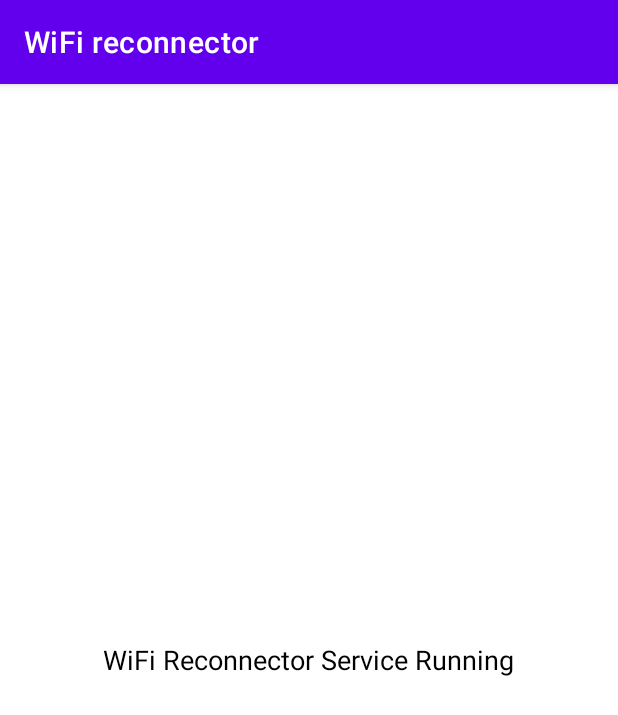
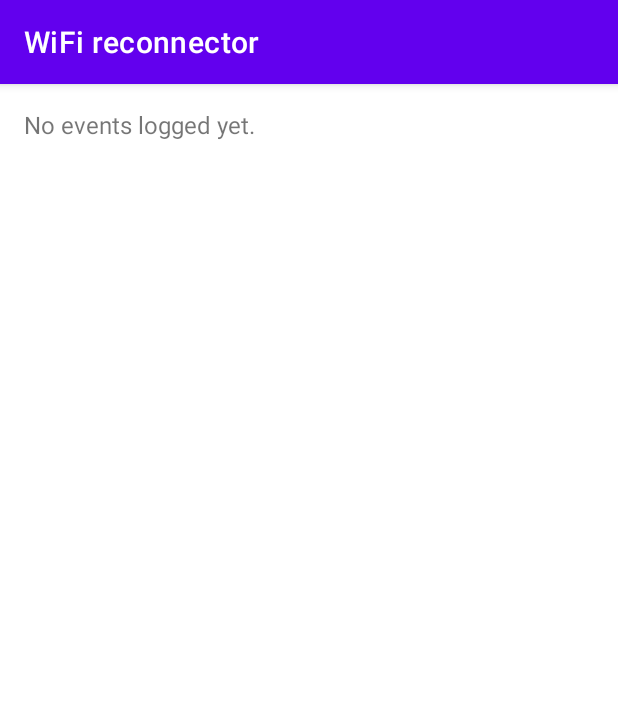
Before and after one commit to Dronec/WiFi_reconnector, an Android app: the screen it shows after launch (MainActivity), on a phone screen of 412 x 824 dp. Shown: the top 715 px of the screen. Run offline under Robolectric (Android 15) with nearby library versions, the phone set to English and light mode, and no system bars; 1 statement that could not run was skipped.

Commit message:
- Min SDK for my tablet - Extra logging

```diff
--- a/app/build.gradle.kts
+++ b/app/build.gradle.kts
@@ -9,7 +9,7 @@ android {
     defaultConfig {
         applicationId = "com.au.wifireconnector"
         minSdk = 21
-        targetSdk = 35
+        targetSdk = 30
         versionCode = 1
         versionName = "1.0"
 
--- a/app/src/main/java/com/au/wifireconnector/MainActivity.java
+++ b/app/src/main/java/com/au/wifireconnector/MainActivity.java
@@ -1,6 +1,12 @@
 package com.au.wifireconnector;
 
+import android.content.BroadcastReceiver;
+import android.content.Context;
+import android.content.Intent;
+import android.content.IntentFilter;
+import android.content.SharedPreferences;
 import android.os.Bundle;
+import android.widget.TextView;
 
 import androidx.appcompat.app.AppCompatActivity;
 import androidx.work.PeriodicWorkRequest;
@@ -9,16 +15,44 @@ import androidx.work.WorkManager;
 import java.util.concurrent.TimeUnit;
 
 public class MainActivity extends AppCompatActivity {
+    private static final String PREFS_NAME = "WiFiReconnecterPrefs";
+    private static final String LOG_KEY = "WiFiLog";
+
+    private TextView logTextView;
+    private final BroadcastReceiver logUpdateReceiver = new BroadcastReceiver() {
+        @Override
+        public void onReceive(Context context, Intent intent) {
+            displayLog(); // Update the log dynamically
+        }
+    };
+
     @Override
     protected void onCreate(Bundle savedInstanceState) {
         super.onCreate(savedInstanceState);
         setContentView(R.layout.activity_main);
 
+        logTextView = findViewById(R.id.logTextView);
+
+        // Display the log
+        displayLog();
+        IntentFilter filter = new IntentFilter("com.au.wifireconnector.LOG_UPDATED");
+        //registerReceiver(logUpdateReceiver, filter, Context.RECEIVER_NOT_EXPORTED);
+        registerReceiver(logUpdateReceiver, filter);
         // Schedule the worker to run every 15 minutes
-        PeriodicWorkRequest workRequest = new PeriodicWorkRequest.Builder(
-                InternetCheckWorker.class, 15, TimeUnit.MINUTES)
-                .build();
+        PeriodicWorkRequest workRequest = new PeriodicWorkRequest.Builder(InternetCheckWorker.class, 15, TimeUnit.MINUTES).build();
 
         WorkManager.getInstance(this).enqueue(workRequest);
     }
+
+    @Override
+    protected void onDestroy() {
+        super.onDestroy();
+        unregisterReceiver(logUpdateReceiver);
+    }
+
+    private void displayLog() {
+        SharedPreferences prefs = getSharedPreferences(PREFS_NAME, MODE_PRIVATE);
+        String log = prefs.getString(LOG_KEY, "No events logged yet.");
+        logTextView.setText(log);
+    }
 }
--- a/app/src/main/res/layout/activity_main.xml
+++ b/app/src/main/res/layout/activity_main.xml
@@ -4,11 +4,11 @@
     android:layout_height="match_parent">
 
     <TextView
-        android:id="@+id/textView"
-        android:layout_width="wrap_content"
-        android:layout_height="wrap_content"
-        android:text="WiFi Reconnector Service Running"
-        android:layout_centerInParent="true"
-        android:textSize="18sp"
-        android:textColor="#000000" />
+        android:id="@+id/logTextView"
+        android:layout_width="match_parent"
+        android:layout_height="match_parent"
+        android:padding="16dp"
+        android:text="Log will appear here..."
+        android:textSize="16sp"
+        android:scrollbars="vertical" />
 </RelativeLayout>
```
Also changed, not shown: app/src/main/java/com/au/wifireconnector/InternetCheckWorker.java (+45 -11 lines).
